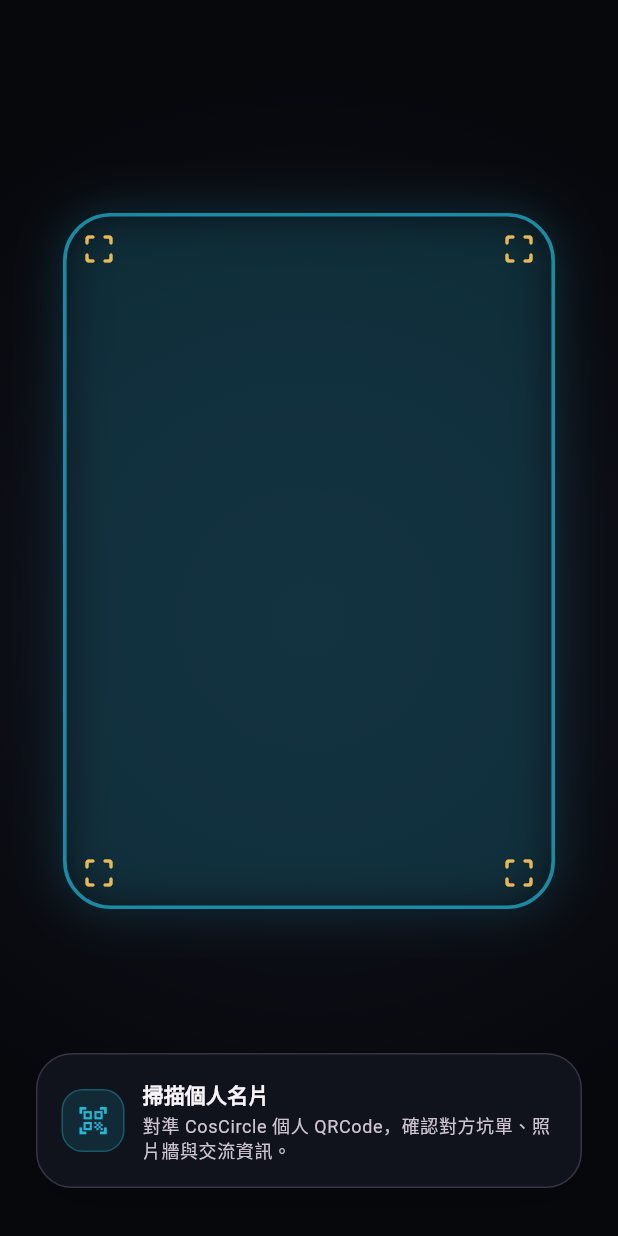
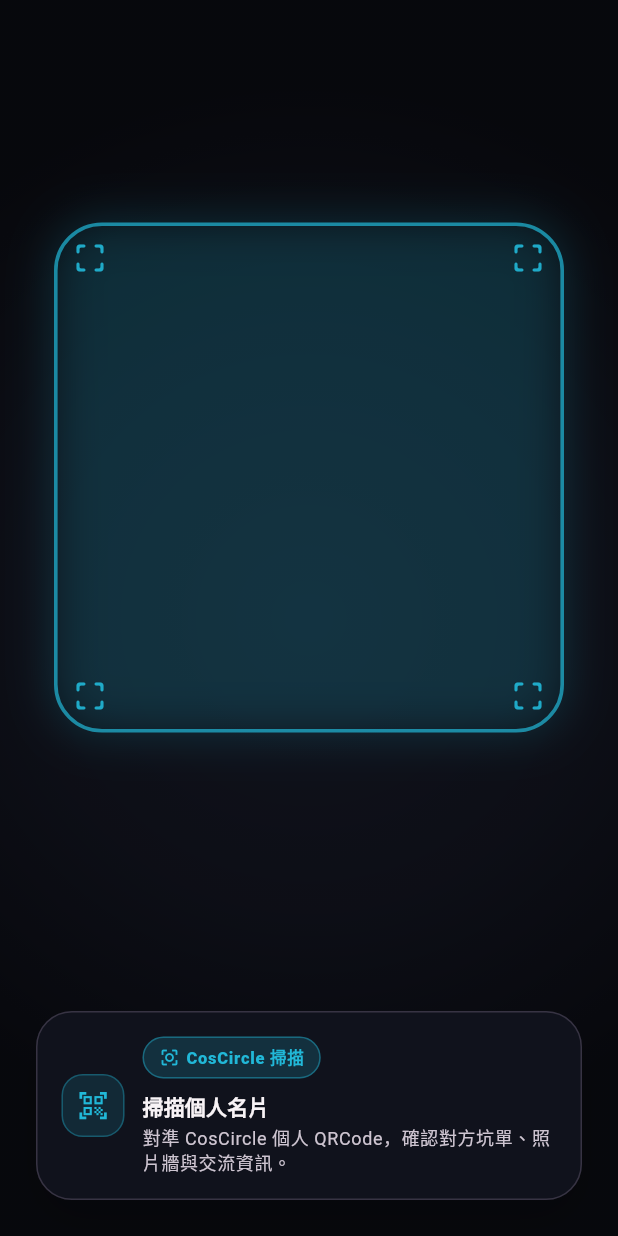
Before and after one commit to idick7069-new/coscircle, a Flutter app: the CosScannerOverlay widget shown alone on an empty page, opened directly, on a phone screen of 412 x 824 dp. Run offline on Flutter 3.47's test engine with Material 3 defaults, Android fonts, the phone set to English and light mode, and no system bars; our stand-ins replace dio, flutter_local_notifications, flutter_riverpod, geolocator, go_router, google_maps_flutter and 7 more; missing offline and left inert: mobile_scanner; accounts and stored records are empty.

Commit message:
Polish QR scanner overlay

```diff
--- a/lib/shared/widgets/cos_ui.dart
+++ b/lib/shared/widgets/cos_ui.dart
@@ -372,7 +372,14 @@ class _CosScannerOverlayState extends State<CosScannerOverlay>
     final reduceMotion = MediaQuery.disableAnimationsOf(context);
     final accent = widget.accentColor ?? scheme.secondary;
     return IgnorePointer(
-      child: Stack(
+      child: LayoutBuilder(
+        builder: (context, constraints) {
+          final width = constraints.maxWidth;
+          final height = constraints.maxHeight;
+          final scanSize = (width - 72).clamp(220.0, 340.0);
+          final top = (height * 0.18).clamp(84.0, 154.0);
+          final bottomCardWidth = (width - 48).clamp(0.0, 440.0);
+          return Stack(
             children: [
               Positioned.fill(
                 child: DecoratedBox(
@@ -391,14 +398,16 @@ class _CosScannerOverlayState extends State<CosScannerOverlay>
                 ),
               ),
               Positioned(
-            left: 42,
-            right: 42,
-            top: 142,
-            bottom: 218,
+                left: (width - scanSize) / 2,
+                top: top,
+                width: scanSize,
+                height: scanSize,
                 child: AnimatedBuilder(
                   animation: _pulse,
                   builder: (context, child) {
-                final glow = reduceMotion ? 0.65 : 0.44 + _pulse.value * 0.28;
+                    final glow = reduceMotion
+                        ? 0.65
+                        : 0.44 + _pulse.value * 0.28;
                     return DecoratedBox(
                       decoration: BoxDecoration(
                         borderRadius: BorderRadius.circular(CosUi.radiusXl),
@@ -420,15 +429,18 @@ class _CosScannerOverlayState extends State<CosScannerOverlay>
                   child: Stack(
                     children: [
                       for (final corner in _ScannerCornerAlignment.values)
-                    _ScannerCorner(alignment: corner.alignment),
+                        _ScannerCorner(
+                          alignment: corner.alignment,
+                          color: accent,
+                        ),
                     ],
                   ),
                 ),
               ),
               Positioned(
-            left: 24,
-            right: 24,
-            bottom: 32,
+                left: (width - bottomCardWidth) / 2,
+                width: bottomCardWidth,
+                bottom: 24,
                 child: CosCard(
                   child: Row(
                     children: [
@@ -438,14 +450,25 @@ class _CosScannerOverlayState extends State<CosScannerOverlay>
                         child: Column(
                           crossAxisAlignment: CrossAxisAlignment.start,
                           children: [
+                            CosBadge(
+                              label: 'CosCircle 掃描',
+                              icon: Icons.center_focus_strong_outlined,
+                              color: accent,
+                              highlighted: true,
+                            ),
+                            const SizedBox(height: 8),
                             Text(
                               widget.title,
+                              maxLines: 1,
+                              overflow: TextOverflow.ellipsis,
                               style: Theme.of(context).textTheme.titleSmall
                                   ?.copyWith(fontWeight: FontWeight.w900),
                             ),
                             const SizedBox(height: 3),
                             Text(
                               widget.message,
+                              maxLines: 2,
+                              overflow: TextOverflow.ellipsis,
                               style: Theme.of(context).textTheme.bodySmall,
                             ),
                           ],
@@ -456,6 +479,8 @@ class _CosScannerOverlayState extends State<CosScannerOverlay>
                 ),
               ),
             ],
+          );
+        },
       ),
     );
   }
@@ -473,20 +498,20 @@ enum _ScannerCornerAlignment {
 }
 
 class _ScannerCorner extends StatelessWidget {
-  const _ScannerCorner({required this.alignment});
+  const _ScannerCorner({required this.alignment, required this.color});
 
   final Alignment alignment;
+  final Color color;
 
   @override
   Widget build(BuildContext context) {
-    final scheme = Theme.of(context).colorScheme;
     return Align(
       alignment: alignment,
       child: Padding(
         padding: const EdgeInsets.all(12),
         child: Icon(
           Icons.crop_free_rounded,
-          color: scheme.tertiary.withValues(alpha: 0.9),
+          color: color.withValues(alpha: 0.9),
           size: 24,
         ),
       ),
```
Lines whose indentation alone changed are shown as unchanged.
